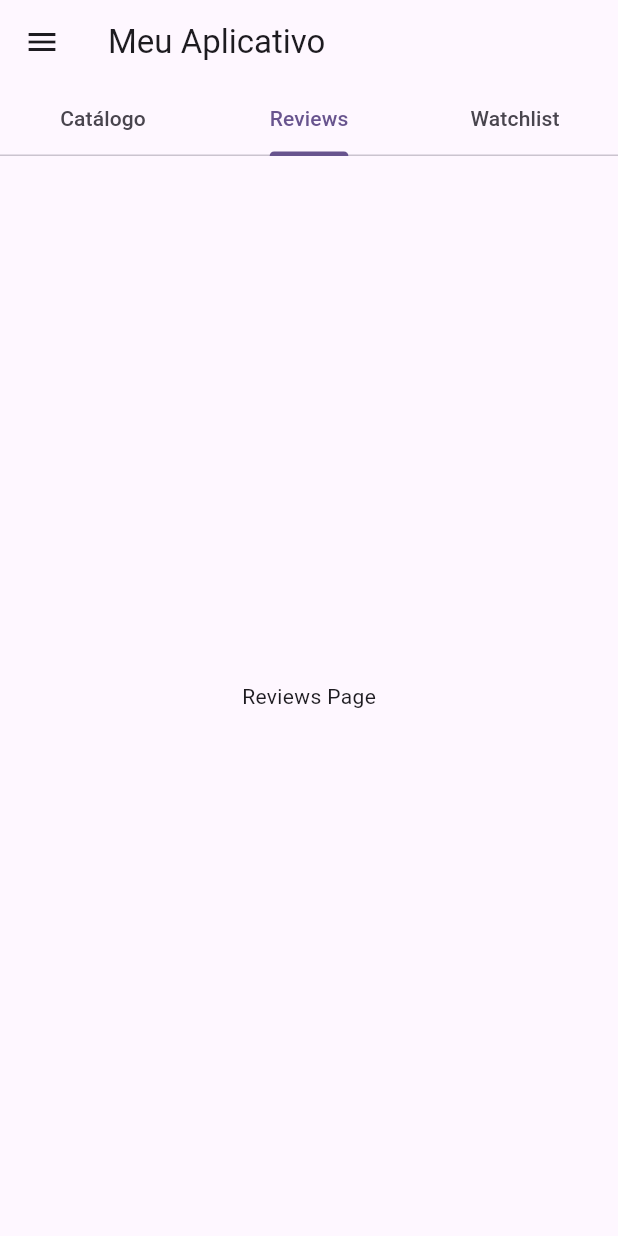
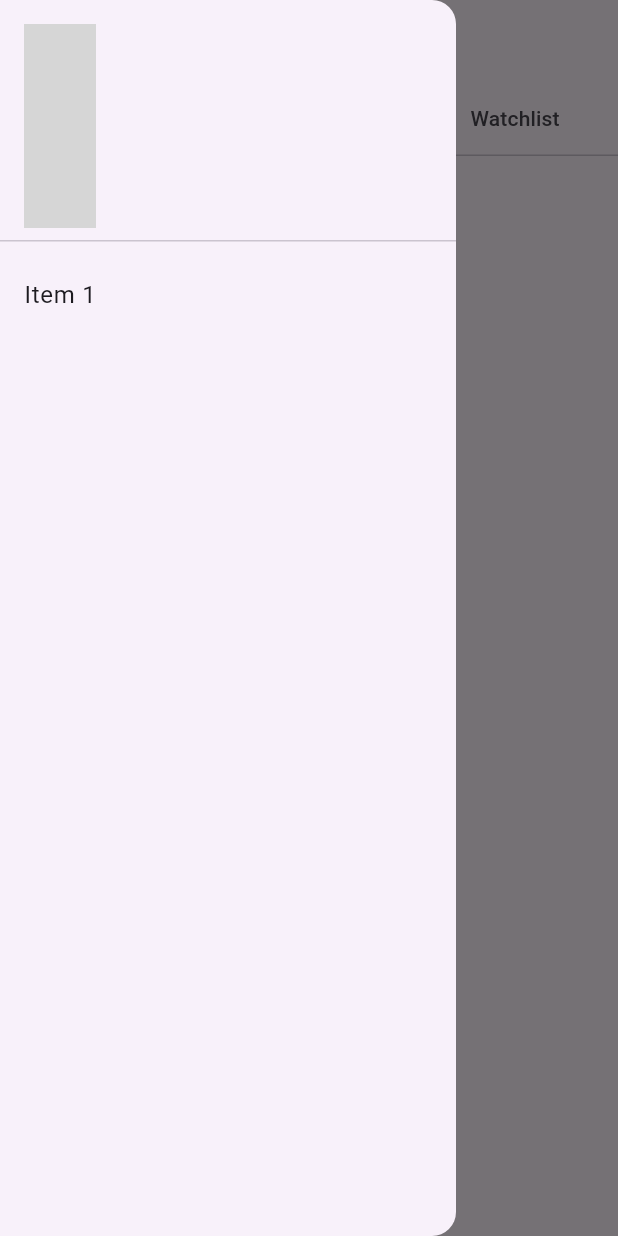
Before and after one commit to b1zz1/movie-watchlist-app, a Flutter app: the screen it shows after launch, tab 2 chosen, after a tap on the "menu" icon, on a phone screen of 412 x 824 dp. Run offline on Flutter 3.47's test engine with Material 3 defaults, Android fonts, the phone set to English and light mode, and no system bars; statements that could not run were skipped; grey boxes are pictures that could not be loaded.

Commit message:
WMA-003
- SideBar (não estilizada)

```diff
--- a/lib/components/header.dart
+++ b/lib/components/header.dart
@@ -1,6 +1,6 @@
 import 'package:flutter/material.dart';
 
-class Header extends StatelessWidget implements PreferredSizeWidget{
+class Header extends StatelessWidget implements PreferredSizeWidget {
   final double screenWidth;
 
   const Header({super.key, required this.screenWidth});
@@ -11,7 +11,9 @@ class Header extends StatelessWidget implements PreferredSizeWidget{
       leading: IconButton(
         icon: const Icon(Icons.menu),
         //t color: const Color(),
-        onPressed: () {},
+        onPressed: () {
+          Scaffold.of(context).openDrawer();
+        }
     ),
       title: const Text('Meu Aplicativo'),
       bottom: const TabBar(
--- /dev/null
+++ b/lib/components/sideBar.dart
@@ -0,0 +1,32 @@
+import 'package:flutter/material.dart';
+
+class SideBar extends StatelessWidget {
+  const SideBar({super.key});
+
+  @override
+  Widget build(BuildContext context) {
+    return(
+      Drawer(
+          child: ListView(
+            padding: EdgeInsets.zero,
+            children: [
+              const DrawerHeader(
+                  child: Row(
+                    children:[
+                      ImageIcon()
+                      Text('Header barra lateral'),
+                    ]
+                  )
+              ),
+              ListTile(
+                  title: const Text('Item 1'),
+                  onTap: () {
+                    Navigator.pop(context);
+                  }
+              )
+            ],
+          )
+      )
+    );
+  }
+}
--- a/lib/main.dart
+++ b/lib/main.dart
@@ -6,7 +6,7 @@ import 'package:movie_watchlist_app/screens/movie/reviews.dart';
 import 'package:movie_watchlist_app/screens/user/watchlist.dart';
 //Components
 import 'components/header.dart';
-
+import 'components/sideBar.dart';
 
 void main() {
   runApp(MaterialApp(
@@ -32,6 +32,7 @@ class Layout extends StatelessWidget {
         length: 3,
         child: Scaffold(
             appBar: Header(screenWidth: screenWidth),
+            drawer: SideBar(),
             body: TabBarView(
                 children: [
                   Home(),
--- a/pubspec.yaml
+++ b/pubspec.yaml
@@ -63,7 +63,7 @@ flutter:
   #   - images/a_dot_burr.jpeg
   #   - images/a_dot_ham.jpeg
   assets:
-    - assets/images/
+    - assets/images/avatars/3d_avatar_24.jpg
 
   # An image asset can refer to one or more resolution-specific "variants", see
   # https://flutter.dev/to/resolution-aware-images
```
Also changed, not shown: assets/images/avatars/3d_avatar_24.jpg (added).
